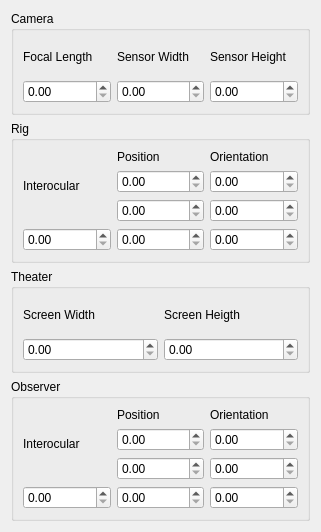
The window that src/parameters_form.ui (paulinus/stereoplanner) describes before a commit, drawn with Qt 5.
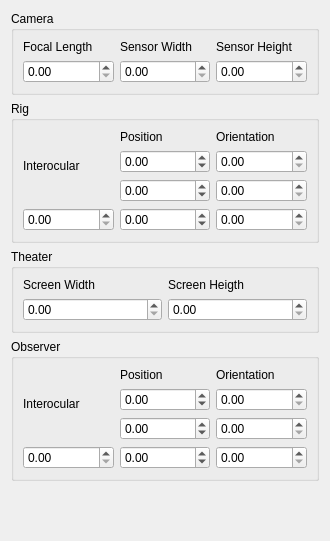
The same window after the commit.

Diff of the .ui file:
```diff
--- a/src/parameters_form.ui
+++ b/src/parameters_form.ui
@@ -6,10 +6,16 @@
    <rect>
     <x>0</x>
     <y>0</y>
-    <width>321</width>
-    <height>532</height>
+    <width>330</width>
+    <height>541</height>
    </rect>
   </property>
+  <property name="sizePolicy">
+   <sizepolicy hsizetype="Preferred" vsizetype="Preferred">
+    <horstretch>0</horstretch>
+    <verstretch>0</verstretch>
+   </sizepolicy>
+  </property>
   <property name="minimumSize">
    <size>
     <width>0</width>
@@ -101,13 +107,25 @@
          </widget>
         </item>
         <item>
-         <widget class="QDoubleSpinBox" name="rigXSpinBox"/>
+         <widget class="QDoubleSpinBox" name="rigXSpinBox">
+          <property name="minimum">
+           <double>-99.989999999999995</double>
+          </property>
+         </widget>
         </item>
         <item>
-         <widget class="QDoubleSpinBox" name="rigYSpinBox"/>
+         <widget class="QDoubleSpinBox" name="rigYSpinBox">
+          <property name="minimum">
+           <double>-99.989999999999995</double>
+          </property>
+         </widget>
         </item>
         <item>
-         <widget class="QDoubleSpinBox" name="rigZSpinBox"/>
+         <widget class="QDoubleSpinBox" name="rigZSpinBox">
+          <property name="minimum">
+           <double>-99.989999999999995</double>
+          </property>
+         </widget>
         </item>
        </layout>
       </item>
@@ -201,13 +219,25 @@
          </widget>
         </item>
         <item>
-         <widget class="QDoubleSpinBox" name="observerXSpinBox"/>
+         <widget class="QDoubleSpinBox" name="observerXSpinBox">
+          <property name="minimum">
+           <double>-99.989999999999995</double>
+          </property>
+         </widget>
         </item>
         <item>
-         <widget class="QDoubleSpinBox" name="observerYSpinBox"/>
+         <widget class="QDoubleSpinBox" name="observerYSpinBox">
+          <property name="minimum">
+           <double>-99.989999999999995</double>
+          </property>
+         </widget>
         </item>
         <item>
-         <widget class="QDoubleSpinBox" name="observerZSpinBox"/>
+         <widget class="QDoubleSpinBox" name="observerZSpinBox">
+          <property name="minimum">
+           <double>-99.989999999999995</double>
+          </property>
+         </widget>
         </item>
        </layout>
       </item>
@@ -234,6 +264,19 @@
      </layout>
     </widget>
    </item>
+   <item>
+    <spacer name="verticalSpacer">
+     <property name="orientation">
+      <enum>Qt::Vertical</enum>
+     </property>
+     <property name="sizeHint" stdset="0">
+      <size>
+       <width>20</width>
+       <height>0</height>
+      </size>
+     </property>
+    </spacer>
+   </item>
   </layout>
  </widget>
  <resources/>
```
